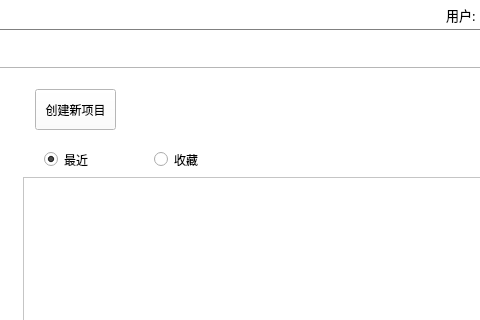
Old version of the form xhs_DBMS/appbasewindow.ui in the repository Littledoveqwq/xhs_DBMS; both pictures show x 457 to 937 and y 0 to 320 of the 1080 by 640 pixel window.
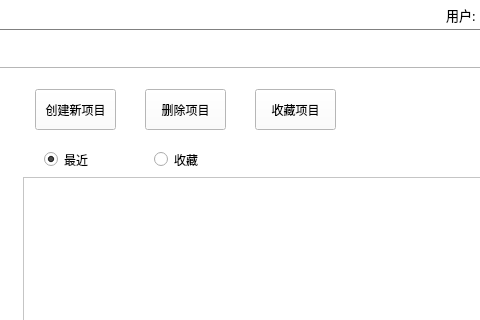
New version of the form. The open tabs and pages were chosen to show the change. Icons and pictures are not drawn.

Commit message: 增加了项目表的查询显示，更新少量ui

```diff
--- a/xhs_DBMS/appbasewindow.ui
+++ b/xhs_DBMS/appbasewindow.ui
@@ -477,6 +477,32 @@
           <string>创建新项目</string>
          </property>
         </widget>
+        <widget class="QPushButton" name="btn_projectNew_2">
+         <property name="geometry">
+          <rect>
+           <x>440</x>
+           <y>20</y>
+           <width>81</width>
+           <height>41</height>
+          </rect>
+         </property>
+         <property name="text">
+          <string>删除项目</string>
+         </property>
+        </widget>
+        <widget class="QPushButton" name="btn_projectNew_3">
+         <property name="geometry">
+          <rect>
+           <x>550</x>
+           <y>20</y>
+           <width>81</width>
+           <height>41</height>
+          </rect>
+         </property>
+         <property name="text">
+          <string>收藏项目</string>
+         </property>
+        </widget>
        </widget>
       </widget>
      </widget>
```
Left out of the diff: 6 changed lines with no effect on the pictures. The commit also changes 11 other files.
